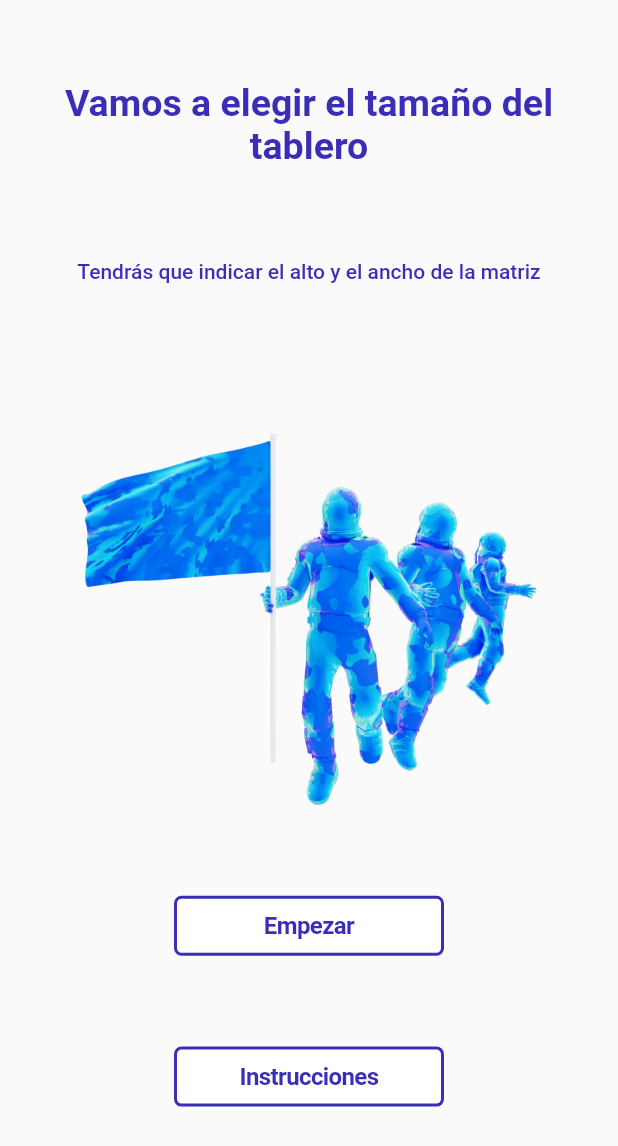
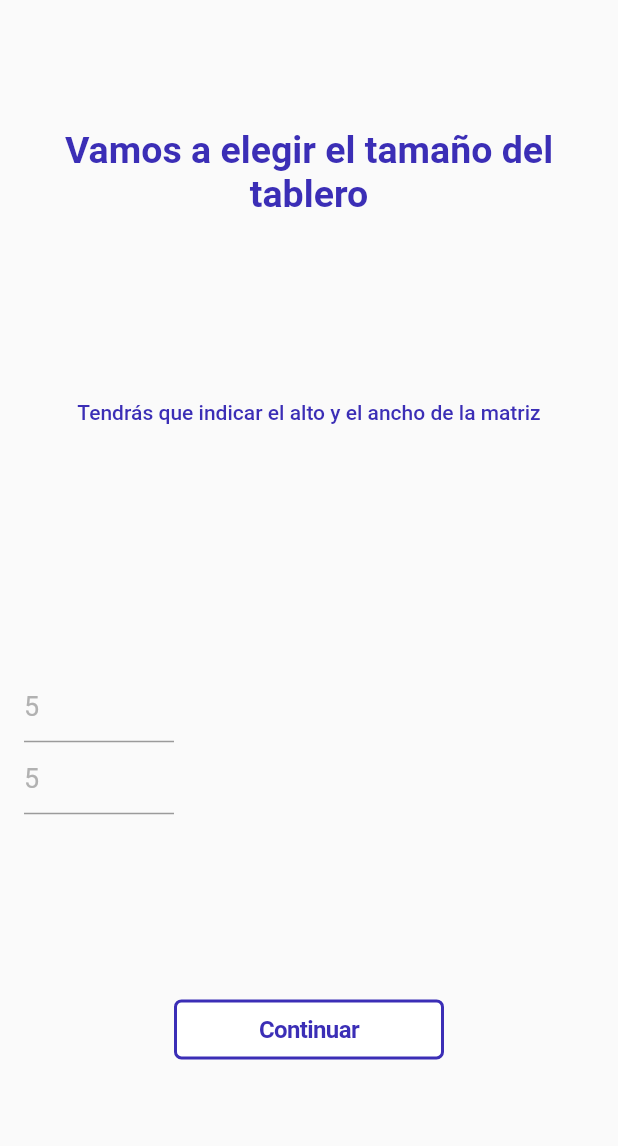
Before and after one commit to srios007/3A, a Flutter app: the SetMatrixSizeScreen screen opened directly, on a phone screen of 412 x 824 dp. Shown: the top 1146 px of the screen. Run offline on Flutter 3.47's test engine with Material 2 defaults, Android fonts, the phone set to English and light mode, and no system bars.

Commit message:
Ãajustes

```diff
--- /dev/null
+++ b/lib/components/a3_text_field.dart
@@ -0,0 +1,75 @@
+import 'package:flutter/material.dart';
+import 'package:flutter/services.dart';
+import 'package:prueba_3_astronautas/config/config.dart';
+
+class A3TextField extends StatelessWidget {
+  A3TextField({
+    Key key,
+    this.hintText,
+    this.keyboardType = TextInputType.text,
+    this.controller,
+    this.validator,
+    this.onChanged,
+    this.onTap,
+    this.textCapitalization = TextCapitalization.none,
+    this.textInputFormatters,
+    this.autovalidateMode,
+    this.isAutocorrectActive = true,
+    this.autofocus = false,
+    this.helperText,
+    this.width,
+  });
+
+  final String hintText;
+  final TextInputType keyboardType;
+  final ValueChanged<String> onChanged;
+  final GestureTapCallback onTap;
+  final TextCapitalization textCapitalization;
+  final List<TextInputFormatter> textInputFormatters;
+  final AutovalidateMode autovalidateMode;
+  final String Function(String value) validator;
+  final bool isAutocorrectActive;
+  final TextEditingController controller;
+  final bool autofocus;
+  final String helperText;
+  final double width;
+
+  @override
+  Widget build(BuildContext context) {
+    return Row(
+      crossAxisAlignment: CrossAxisAlignment.start,
+      children: <Widget>[
+        Container(
+          width: width ?? 100,
+          child: TextFormField(
+            autofocus: autofocus,
+            controller: controller,
+            key: key,
+            validator: validator,
+            autovalidateMode: autovalidateMode,
+            //style: Styles.txtTextLbl(),
+            keyboardAppearance: Brightness.light,
+            textCapitalization: textCapitalization,
+            autocorrect: isAutocorrectActive,
+            textAlign: TextAlign.start,
+            decoration: InputDecoration(
+              helperText: helperText,
+              filled: false,
+              hintText: hintText,
+              hintStyle: Styles.hintStyle,
+              helperStyle: Styles.helperStyle,
+              // enabledBorder: _border,
+              // focusedBorder: _border,
+              // border: _border,
+              // disabledBorder: _border,
+            ),
+            inputFormatters: textInputFormatters,
+            keyboardType: keyboardType,
+            onChanged: onChanged,
+            onTap: onTap,
+          ),
+        ),
+      ],
+    );
+  }
+}
--- a/lib/components/components.dart
+++ b/lib/components/components.dart
@@ -1 +1,2 @@
 export 'package:prueba_3_astronautas/components/a3_button.dart';
+export 'package:prueba_3_astronautas/components/a3_text_field.dart';
--- a/lib/config/visual/text_styles.dart
+++ b/lib/config/visual/text_styles.dart
@@ -22,4 +22,14 @@ class Styles {
     fontSize: 14.0,
     fontWeight: FontWeight.w500,
   );
+   static TextStyle hintStyle = TextStyle(
+    color: Color(0xFFB1B1B1),
+    fontSize: 18,
+    fontWeight: FontWeight.w400,
+  );
+  static TextStyle helperStyle = TextStyle(
+    color: Color(0xFFC4C4C4),
+    fontSize: 13,
+    fontWeight: FontWeight.w400,
+  );
 }
--- a/lib/screens/challenge/set_matrix_size_screen.dart
+++ b/lib/screens/challenge/set_matrix_size_screen.dart
@@ -10,10 +10,16 @@ class SetMatrixSizeScreen extends StatefulWidget {
 }
 
 class _SetMatrixSizeScreenState extends State<SetMatrixSizeScreen> {
+  final TextEditingController heightController = TextEditingController();
+  final TextEditingController widthController = TextEditingController();
+  final _formKey = GlobalKey<FormState>();
+
   @override
   Widget build(BuildContext context) {
     return Scaffold(
-      body: SafeArea(
+      body: Form(
+        key: _formKey,
+        child: SafeArea(
           child: Container(
             height: MediaQuery.of(context).size.height - kToolbarHeight,
             alignment: Alignment.center,
@@ -38,16 +44,47 @@ class _SetMatrixSizeScreenState extends State<SetMatrixSizeScreen> {
                     textAlign: TextAlign.center,
                   ),
                 ),
-              Container(
-                height: MediaQuery.of(context).size.height * 0.3,
-                child: Image.asset('images/3a.png'),
+                Column(
+                  crossAxisAlignment: CrossAxisAlignment.start,
+                  children: [
+                    A3TextField(
+                      controller: heightController,
+                      hintText: '5',
+                      autovalidateMode: AutovalidateMode.onUserInteraction,
+                      keyboardType: TextInputType.name,
+                      textCapitalization: TextCapitalization.sentences,
+                      onChanged: (text) {
+                        // _canPush();
+                      },
+                      validator: (value) {
+                        if (value.isNotEmpty) {
+                          return null;
+                        } else {
+                          return 'Por favor, rellena este campo';
+                        }
+                      },
+                    ),
+                    A3TextField(
+                      controller: widthController,
+                      hintText: '5',
+                      autovalidateMode: AutovalidateMode.onUserInteraction,
+                      keyboardType: TextInputType.name,
+                      textCapitalization: TextCapitalization.sentences,
+                      onChanged: (text) {
+                        // _canPush();
+                      },
+                      validator: (value) {
+                        if (value.isNotEmpty) {
+                          return null;
+                        } else {
+                          return 'Por favor, rellena este campo';
+                        }
+                      },
+                    ),
+                  ],
                 ),
                 A3Button(
-                title: 'Empezar',
-                onPressed: () {},
-              ),
-              A3Button(
-                title: 'Instrucciones',
+                  title: 'Continuar',
                   onPressed: () {
                     Navigator.push(
                       context,
@@ -61,6 +98,7 @@ class _SetMatrixSizeScreenState extends State<SetMatrixSizeScreen> {
             ),
           ),
         ),
+      ),
     );
   }
 }
```
Lines whose indentation alone changed are shown as unchanged.
